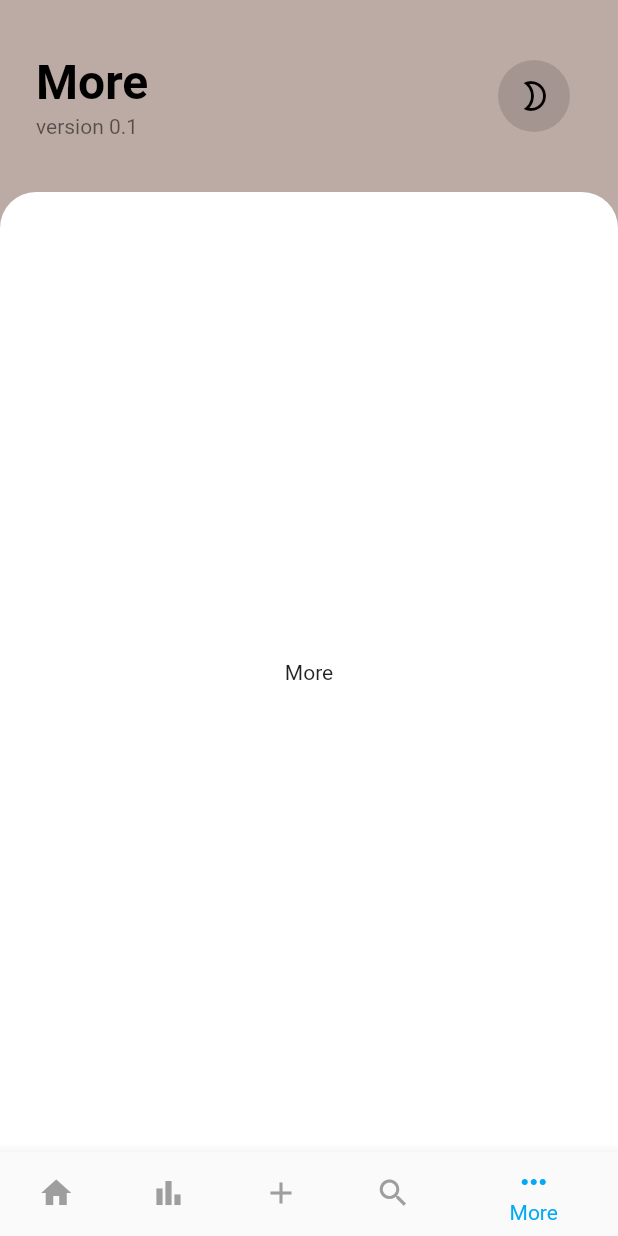
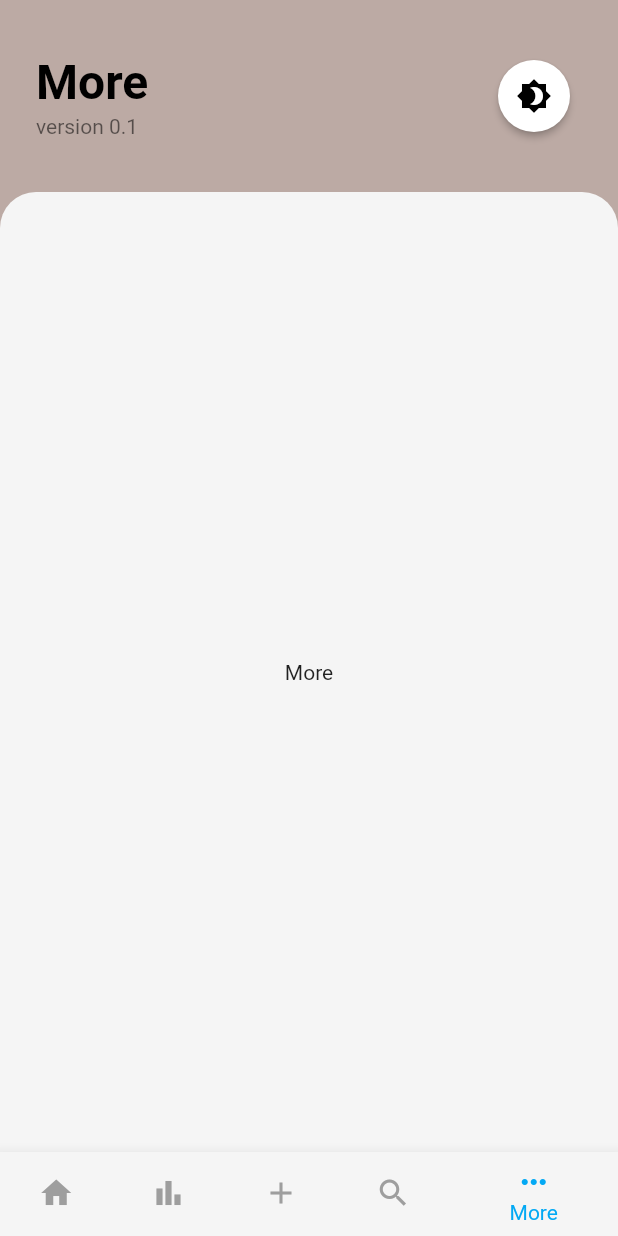
Before and after one commit to SIKV/MoneyManager, a Flutter app: the screen it shows after launch, item 5 of the bottom bar chosen, on a phone screen of 412 x 824 dp. Run offline on Flutter 3.47's test engine with Material 2 defaults, Android fonts, the phone set to English and light mode, and no system bars; our stand-ins replace flutter_riverpod, riverpod_annotation; generated files the repository leaves out were written again.

Commit message:
Add Riverpod, switch app theme using AppThemeManagerProvider

```diff
--- a/lib/main.dart
+++ b/lib/main.dart
@@ -1,9 +1,14 @@
 import 'package:flutter/material.dart';
-import 'theme/theme.dart';
+import 'package:flutter_riverpod/flutter_riverpod.dart';
+
 import 'ui/home_page.dart';
 
 void main() {
-  runApp(const App());
+  runApp(
+    const ProviderScope(
+      child: App(),
+    ),
+  );
 }
 
 class App extends StatelessWidget {
@@ -18,10 +23,7 @@ class App extends StatelessWidget {
             pageBuilder: (BuildContext context,
                 Animation<double> animation,
                 Animation<double> secondaryAnimation) {
-              return Theme(
-                data: createTheme(AppTheme.light),
-                child: const HomePage(),
-              );
+              return const HomePage();
             }
         );
     }
--- a/lib/ui/header_content_page.dart
+++ b/lib/ui/header_content_page.dart
@@ -37,7 +37,7 @@ class HeaderContentPage extends StatelessWidget {
       child: Column(
         children: [
           _header(context),
-          _content(),
+          _content(context),
         ],
       ),
     );
@@ -104,12 +104,12 @@ class HeaderContentPage extends StatelessWidget {
     }
   }
 
-  Widget _content() {
+  Widget _content(BuildContext context) {
     return Expanded(
       child: Container(
         width: double.infinity,
         decoration: BoxDecoration(
-          color: Colors.white, // TODO Use theme color.
+          color: Theme.of(context).canvasColor, // TODO Use theme color.
           borderRadius: BorderRadius.only(
             topLeft: Radius.circular(contentBorderRadius),
             topRight: Radius.circular(contentBorderRadius),
--- a/lib/ui/home_page.dart
+++ b/lib/ui/home_page.dart
@@ -1,18 +1,22 @@
 import 'package:flutter/material.dart';
+import 'package:flutter_riverpod/flutter_riverpod.dart';
 
+import '../theme/theme.dart';
 import 'more_page.dart';
 import 'search_page.dart';
 import 'statistics_page.dart';
 import 'transactions_page.dart';
 
-class HomePage extends StatefulWidget {
+class HomePage extends ConsumerStatefulWidget {
   const HomePage({Key? key}) : super(key: key);
 
   @override
-  State<HomePage> createState() => _HomePageState();
+  ConsumerState<ConsumerStatefulWidget> createState() {
+    return _HomePageState();
+  }
 }
 
-class _HomePageState extends State<HomePage> {
+class _HomePageState extends ConsumerState<ConsumerStatefulWidget> {
   int _selectedIndex = 0;
 
   static const _pages = [
@@ -31,7 +35,11 @@ class _HomePageState extends State<HomePage> {
 
   @override
   Widget build(BuildContext context) {
-    return Scaffold(
+    final AppTheme appTheme = ref.watch(appThemeManagerProvider);
+
+    return Theme(
+      data: appTheme.themeData(),
+      child: Scaffold(
         body: _pages[_selectedIndex],
         bottomNavigationBar: BottomNavigationBar(
           unselectedItemColor: Colors.grey,
@@ -61,6 +69,7 @@ class _HomePageState extends State<HomePage> {
             ),
           ],
         ),
+      ),
     );
   }
 }
--- a/lib/ui/more_page.dart
+++ b/lib/ui/more_page.dart
@@ -1,20 +1,33 @@
 import 'package:flutter/material.dart';
+import 'package:flutter_riverpod/flutter_riverpod.dart';
+import 'package:moneymanager/theme/theme.dart';
 
 import 'header_content_page.dart';
 
-class MorePage extends StatelessWidget {
+class MorePage extends ConsumerWidget {
   const MorePage({Key? key}) : super(key: key);
 
   @override
-  Widget build(BuildContext context) {
+  Widget build(BuildContext context, WidgetRef ref) {
     return HeaderContentPage(
       headerColor: Colors.brown.shade200,
       primaryTitle: 'More',
       primarySubtitle: 'version 0.1',
-      actionIcon: Icons.brightness_2_outlined,
+      actionIcon: Icons.brightness_4,
+      onActionPressed: () {
+        _updateTheme(ref.read(appThemeManagerProvider.notifier));
+      },
       content: const Center(
         child: Text('More'),
       ),
     );
   }
+
+  void _updateTheme(AppThemeManager themeManager) {
+    if (themeManager.theme == AppTheme.light) {
+      themeManager.setTheme(AppTheme.dark);
+    } else {
+      themeManager.setTheme(AppTheme.light);
+    }
+  }
 }
--- a/lib/ui/transaction_item.dart
+++ b/lib/ui/transaction_item.dart
@@ -1,7 +1,7 @@
 import 'package:flutter/material.dart';
 
 import '../theme/spacings.dart';
-import '../theme/theme.dart';
+import '../theme/styles.dart';
 
 enum TransactionItemType {
   income, outcome
--- a/lib/ui/transactions_header_settings.dart
+++ b/lib/ui/transactions_header_settings.dart
@@ -1,7 +1,7 @@
 import 'package:flutter/cupertino.dart';
 
 import '../theme/spacings.dart';
-import '../theme/theme.dart';
+import '../theme/styles.dart';
 import 'close_circle_button.dart';
 
 class TransactionsHeaderSettings extends StatelessWidget {
--- a/lib/ui/transactions_page.dart
+++ b/lib/ui/transactions_page.dart
@@ -2,7 +2,7 @@ import 'package:flutter/material.dart';
 import 'package:moneymanager/ui/transaction_item.dart';
 
 import '../theme/spacings.dart';
-import '../theme/theme.dart';
+import '../theme/styles.dart';
 import 'header_content_page.dart';
 import 'transactions_header_settings.dart';
 
```
Also changed, not shown: lib/theme/colors.dart (added, +25 -0 lines), lib/theme/styles.dart (added, +30 -0 lines), lib/theme/theme.dart (+37 -34 lines), pubspec.yaml (+6 -67 lines), pubspec.lock. Lines whose indentation alone changed are shown as unchanged.
